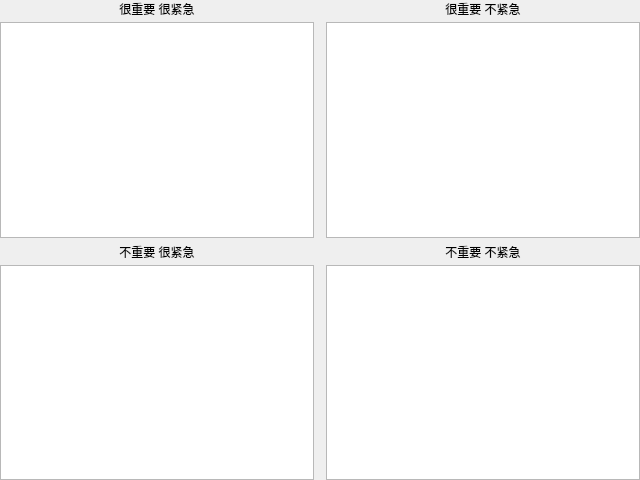
First picture: the form in src/widget.ui, repository fanzhiyong/todo_for_pc, before the edit.
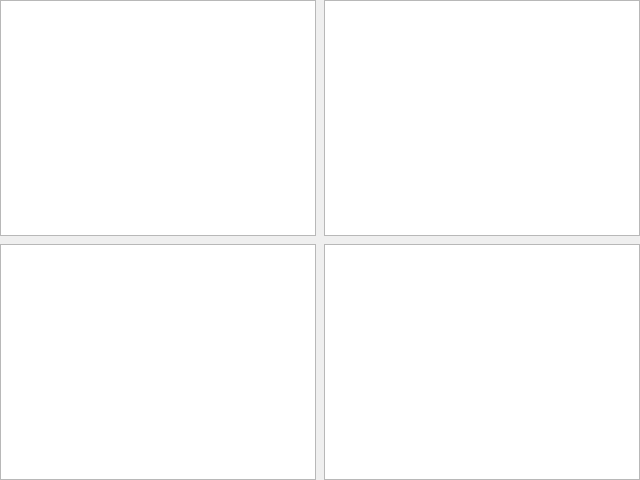
Second picture: the form after the edit.

```diff
--- a/src/widget.ui
+++ b/src/widget.ui
@@ -31,11 +31,8 @@
    </property>
    <item>
     <layout class="QGridLayout" name="gridLayout">
-     <property name="horizontalSpacing">
-      <number>12</number>
-     </property>
-     <property name="verticalSpacing">
-      <number>5</number>
+     <property name="spacing">
+      <number>8</number>
      </property>
      <item row="1" column="1">
       <layout class="QVBoxLayout" name="verticalLayout_3">
@@ -45,16 +42,6 @@
        <property name="bottomMargin">
         <number>0</number>
        </property>
-       <item>
-        <widget class="QLabel" name="importAndNotUrgencyLabel">
-         <property name="text">
-          <string>很重要 不紧急</string>
-         </property>
-         <property name="alignment">
-          <set>Qt::AlignCenter</set>
-         </property>
-        </widget>
-       </item>
        <item>
         <widget class="QTextEdit" name="importAndNotUrgencyEdit"/>
        </item>
@@ -68,16 +55,6 @@
        <property name="bottomMargin">
         <number>0</number>
        </property>
-       <item>
-        <widget class="QLabel" name="importAndUrgencyLabel">
-         <property name="text">
-          <string>很重要 很紧急</string>
-         </property>
-         <property name="alignment">
-          <set>Qt::AlignCenter</set>
-         </property>
-        </widget>
-       </item>
        <item>
         <widget class="QTextEdit" name="importAndUrgencyEdit"/>
        </item>
@@ -91,16 +68,6 @@
        <property name="bottomMargin">
         <number>0</number>
        </property>
-       <item>
-        <widget class="QLabel" name="notImportAndUrgencyLabel">
-         <property name="text">
-          <string>不重要 很紧急</string>
-         </property>
-         <property name="alignment">
-          <set>Qt::AlignCenter</set>
-         </property>
-        </widget>
-       </item>
        <item>
         <widget class="QTextEdit" name="notImportAndUrgencyEdit"/>
        </item>
@@ -114,16 +81,6 @@
        <property name="bottomMargin">
         <number>0</number>
        </property>
-       <item>
-        <widget class="QLabel" name="notImportAndNotUrgencyLabel">
-         <property name="text">
-          <string>不重要 不紧急</string>
-         </property>
-         <property name="alignment">
-          <set>Qt::AlignCenter</set>
-         </property>
-        </widget>
-       </item>
        <item>
         <widget class="QTextEdit" name="notImportAndNotUrgencyEdit"/>
        </item>
```
